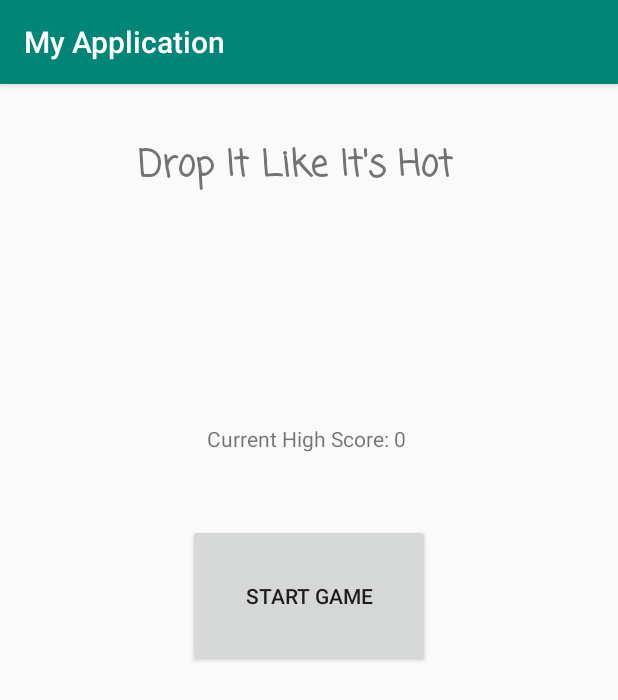
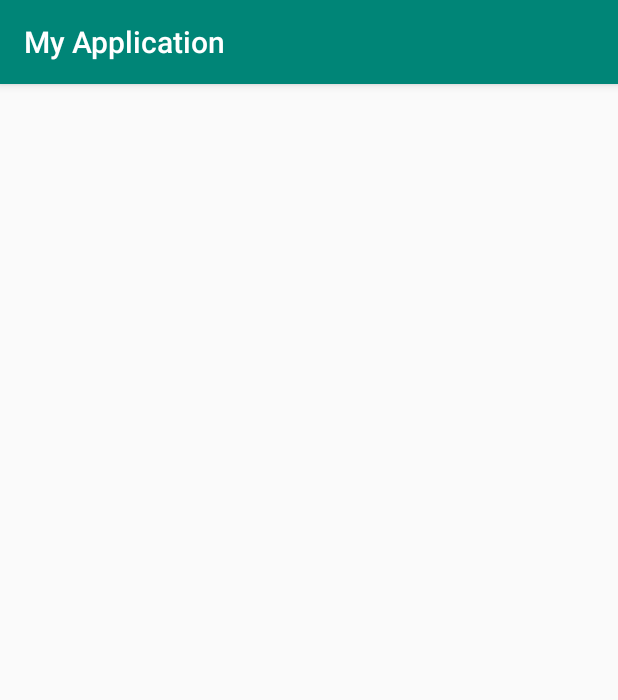
Before and after one commit to cadenorm/DropItLikeItsHot, an Android app: the screen it shows after launch (MainActivity), on a phone screen of 412 x 824 dp. Shown: the top 700 px of the screen. Run offline under Robolectric (Android 15) with nearby library versions, the phone set to English and light mode, and no system bars; 3 statements that could not run were skipped.

Commit message:
Update activity_main.xml

```diff
--- a/Project/app/src/main/res/layout/activity_main.xml
+++ b/Project/app/src/main/res/layout/activity_main.xml
@@ -6,52 +6,4 @@
     android:layout_height="match_parent"
     tools:context=".MainActivity">
 
-    <TextView
-        android:id="@+id/textView"
-        android:layout_width="wrap_content"
-        android:layout_height="wrap_content"
-        android:layout_marginStart="92dp"
-        android:layout_marginLeft="92dp"
-        android:layout_marginTop="36dp"
-        android:layout_marginEnd="92dp"
-        android:layout_marginRight="92dp"
-        android:text="Drop It Like It's Hot"
-        android:textSize="24sp"
-        android:textStyle="bold"
-        app:fontFamily="casual"
-        app:layout_constraintEnd_toEndOf="parent"
-        app:layout_constraintHorizontal_bias="0.0"
-        app:layout_constraintStart_toStartOf="parent"
-        app:layout_constraintTop_toTopOf="parent" />
-
-    <Button
-        android:id="@+id/startButton"
-        android:layout_width="161dp"
-        android:layout_height="95dp"
-        android:layout_marginStart="125dp"
-        android:layout_marginLeft="125dp"
-        android:layout_marginTop="220dp"
-        android:layout_marginEnd="125dp"
-        android:layout_marginRight="125dp"
-        android:text="Start Game"
-        app:layout_constraintEnd_toEndOf="parent"
-        app:layout_constraintHorizontal_bias="0.0"
-        app:layout_constraintStart_toStartOf="parent"
-        app:layout_constraintTop_toBottomOf="@+id/textView" />
-
-    <TextView
-        android:id="@+id/textView2"
-        android:layout_width="wrap_content"
-        android:layout_height="wrap_content"
-        android:layout_marginStart="138dp"
-        android:layout_marginLeft="138dp"
-        android:layout_marginTop="153dp"
-        android:layout_marginEnd="139dp"
-        android:layout_marginRight="139dp"
-        android:text="Current High Score: 0"
-        app:layout_constraintEnd_toEndOf="parent"
-        app:layout_constraintHorizontal_bias="0.0"
-        app:layout_constraintStart_toStartOf="parent"
-        app:layout_constraintTop_toBottomOf="@+id/textView" />
-
 </androidx.constraintlayout.widget.ConstraintLayout>
```
